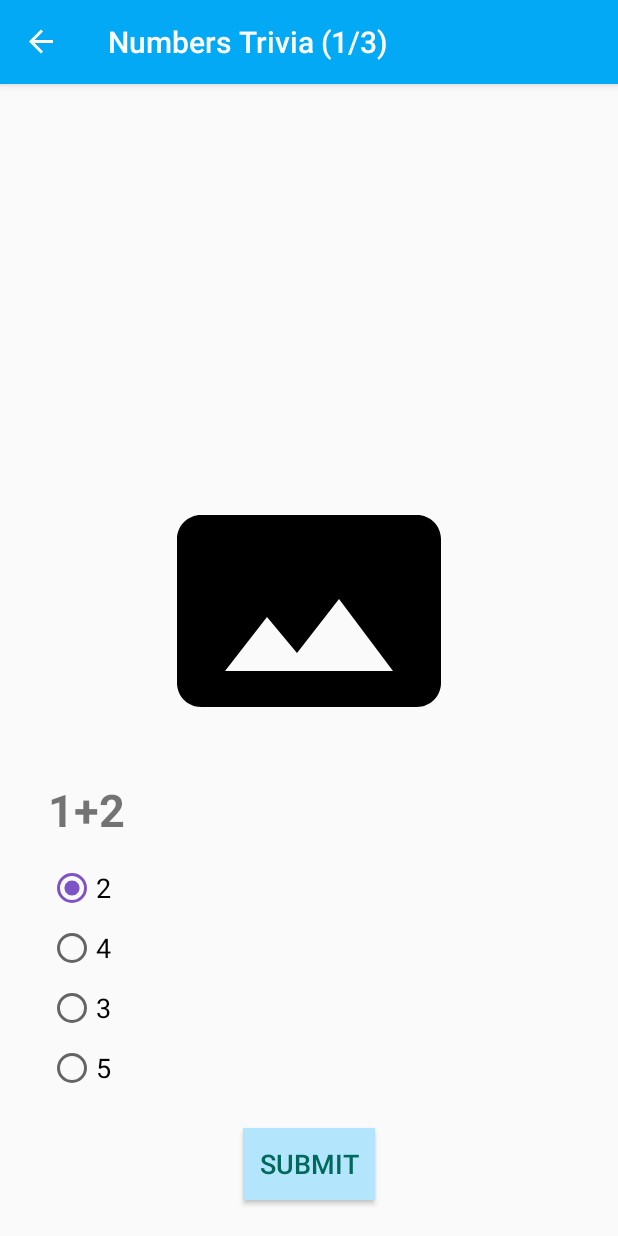
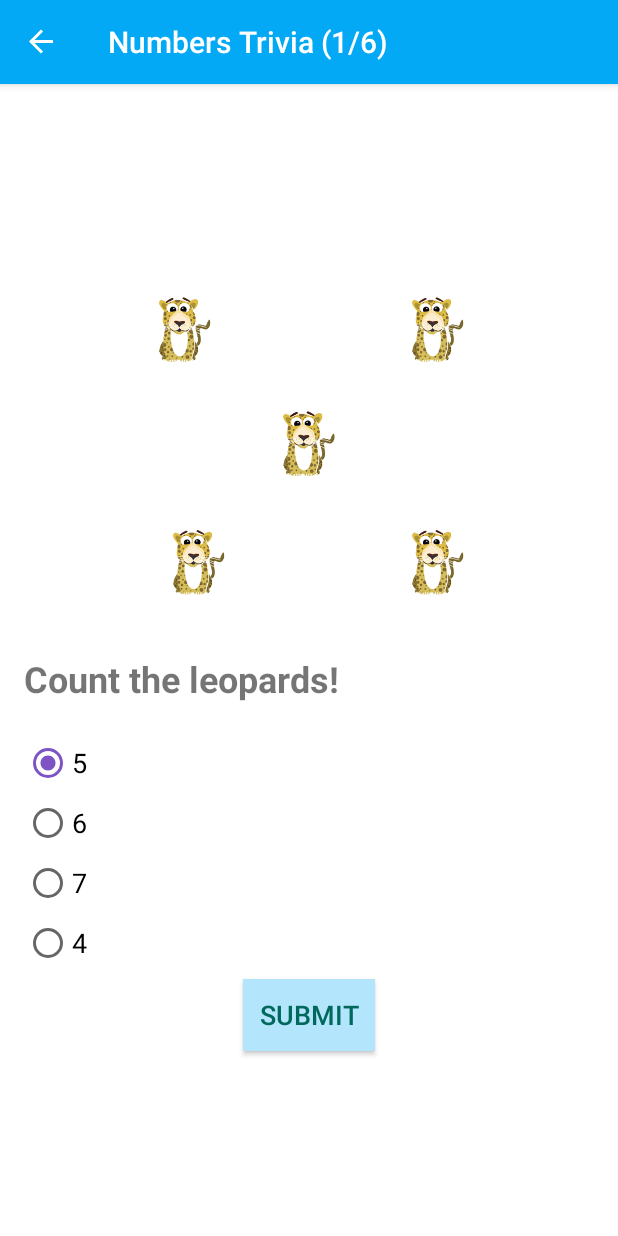
Before and after one commit to AnnaMedvedieva/numbers-trivia, an Android app: the GameFragment screen opened through its navigation route, on a phone screen of 412 x 824 dp. Run offline under Robolectric (Android 15) with nearby library versions, the phone set to English and light mode, and no system bars; our stand-ins replace data binding, navigation-ui.

Commit message:
Add pictures

```diff
--- /dev/null
+++ b/app/src/main/java/org/company/annamedvedieva/numberstrivia/DataBindingAdapters.kt
@@ -0,0 +1,10 @@
+package org.company.annamedvedieva.numberstrivia
+
+import android.widget.ImageView
+import androidx.databinding.BindingAdapter
+
+
+    @BindingAdapter("app:source")
+    fun setImageResource(imageView: ImageView, resource: Int) {
+        imageView.setImageResource(resource)
+    }
--- a/app/src/main/java/org/company/annamedvedieva/numberstrivia/GameFragment.kt
+++ b/app/src/main/java/org/company/annamedvedieva/numberstrivia/GameFragment.kt
@@ -1,7 +1,5 @@
 package org.company.annamedvedieva.numberstrivia
 
-import android.content.Context
-import android.net.Uri
 import android.os.Bundle
 import androidx.fragment.app.Fragment
 import android.view.LayoutInflater
@@ -16,6 +14,7 @@ import org.company.annamedvedieva.numberstrivia.databinding.FragmentGameBinding
 class GameFragment : Fragment() {
 
     data class Question(
+        val image: Int,
         val text: String,
         val answers: List<String>)
 
@@ -23,22 +22,25 @@ class GameFragment : Fragment() {
     // All questions must have four answers.  We'd want these to contain references to string
     // resources so we could internationalize. (or better yet, not define the questions in code...)
     private val questions: MutableList<Question> = mutableListOf(
-        Question(text = "1+1",
+        Question(image = R.drawable.number2, text = "How many lions do you see?",
             answers = listOf("2", "3", "4", "5")),
-        Question(text = "1+2",
+        Question(image = R.drawable.number3, text = "How many camels do you see?",
             answers = listOf("3", "2", "4", "5")),
-        Question(text = "2+2",
+        Question(image = R.drawable.number4, text = "How many elephants are on the picture?",
             answers = listOf("4", "3", "5", "6")),
-        Question(text = "2+3",
+        Question(image = R.drawable.number5, text = "Count the leopards!",
             answers = listOf("5", "4", "6", "7")),
-        Question(text = "3+4",
-            answers = listOf("7", "4", "6", "8"))
+        Question(image = R.drawable.number6, text = "What is the number of zebras?",
+            answers = listOf("6", "5", "7", "8")),
+        Question(image = R.drawable.number9, text = "How many hippos are on the picture?",
+        answers = listOf("9", "10", "7", "8"))
     )
 
     lateinit var currentQuestion: Question
     lateinit var answers: MutableList<String>
+    var image: Int = R.drawable.ic_panorama_black_24dp
     private var questionIndex = 0
-    private val numQuestions = Math.min((questions.size + 1) / 2, 3)
+    private val numQuestions = questions.size
 
     override fun onCreateView(inflater: LayoutInflater, container: ViewGroup?,
                               savedInstanceState: Bundle?): View? {
@@ -99,6 +101,7 @@ class GameFragment : Fragment() {
         currentQuestion = questions[questionIndex]
         // randomize the answers into a copy of the array
         answers = currentQuestion.answers.toMutableList()
+        image = currentQuestion.image
         // and shuffle them
         answers.shuffle()
         (activity as AppCompatActivity).supportActionBar?.title = getString(R.string.title_trivia_question, questionIndex + 1, numQuestions)
--- a/app/src/main/res/layout/fragment_game.xml
+++ b/app/src/main/res/layout/fragment_game.xml
@@ -4,52 +4,43 @@
     tools:context="com.example.android.navigation.GameFragment">
 
     <data>
-
         <variable
             name="game"
             type="org.company.annamedvedieva.numberstrivia.GameFragment" />
-
     </data>
-
-    <ScrollView
-        android:layout_width="match_parent"
-        android:layout_height="match_parent"
-        android:fillViewport="true">
 
     <androidx.constraintlayout.widget.ConstraintLayout
         android:id="@+id/frameLayout"
         android:layout_width="match_parent"
-            android:layout_height="wrap_content">
+        android:layout_height="match_parent"
+        android:background="#FFFFFF">
 
         <ImageView
             android:id="@+id/questionImage"
-                android:layout_width="0dp"
-                android:layout_height="@dimen/image_header_height"
-                android:layout_marginStart="@dimen/horizontal_margin"
-                android:layout_marginTop="@dimen/vertical_margin"
-                android:layout_marginEnd="@dimen/horizontal_margin"
-                android:layout_marginBottom="@dimen/vertical_margin"
-                android:scaleType="fitCenter"
+            android:layout_width="wrap_content"
+            android:layout_height="@dimen/image_height"
+
             app:layout_constraintBottom_toTopOf="@+id/questionText"
             app:layout_constraintEnd_toEndOf="parent"
             app:layout_constraintStart_toStartOf="parent"
             app:layout_constraintTop_toTopOf="parent"
             app:layout_constraintVertical_chainStyle="packed"
+            app:source="@{game.image}"
             app:srcCompat="@drawable/ic_panorama_black_24dp" />
 
         <TextView
             android:id="@+id/questionText"
             android:layout_width="0dp"
             android:layout_height="wrap_content"
-                android:layout_marginStart="@dimen/question_horizontal_margin"
-                android:layout_marginTop="@dimen/vertical_margin"
-                android:layout_marginEnd="@dimen/question_horizontal_margin"
-                android:layout_marginBottom="@dimen/vertical_margin"
+            android:layout_marginStart="16dp"
+            android:layout_marginEnd="16dp"
+            android:layout_marginBottom="8dp"
             android:fontFamily="sans-serif"
             android:text="@{game.currentQuestion.text}"
             android:textSize="@dimen/question_text_size"
             android:textStyle="bold"
             android:typeface="normal"
+            app:layout_constraintBottom_toTopOf="@+id/questionRadioGroup"
             app:layout_constraintEnd_toEndOf="parent"
             app:layout_constraintStart_toStartOf="parent"
             app:layout_constraintTop_toBottomOf="@+id/questionImage"
@@ -59,11 +50,13 @@
             android:id="@+id/questionRadioGroup"
             android:layout_width="0dp"
             android:layout_height="wrap_content"
-                android:layout_marginStart="@dimen/question_horizontal_margin"
+            android:layout_marginStart="16dp"
             android:layout_marginTop="@dimen/vertical_margin"
-                android:layout_marginEnd="@dimen/question_horizontal_margin"
+            android:layout_marginEnd="16dp"
+            android:layout_marginBottom="8dp"
             android:animateLayoutChanges="true"
             android:orientation="vertical"
+            app:layout_constraintBottom_toTopOf="@+id/submitButton"
             app:layout_constraintEnd_toEndOf="parent"
             app:layout_constraintStart_toStartOf="parent"
             app:layout_constraintTop_toBottomOf="@+id/questionText">
@@ -110,7 +103,6 @@
             android:layout_width="wrap_content"
             android:layout_height="wrap_content"
             android:layout_marginStart="@dimen/question_horizontal_margin"
-                android:layout_marginTop="24dp"
             android:layout_marginEnd="@dimen/question_horizontal_margin"
             android:layout_marginBottom="24dp"
             android:background="#B3E5FC"
@@ -122,5 +114,4 @@
             app:layout_constraintStart_toStartOf="parent"
             app:layout_constraintTop_toBottomOf="@+id/questionRadioGroup" />
     </androidx.constraintlayout.widget.ConstraintLayout>
-    </ScrollView>
 </layout>
--- a/app/src/main/res/values/dimens.xml
+++ b/app/src/main/res/values/dimens.xml
@@ -8,6 +8,6 @@
         <dimen name="question_horizontal_margin">32dp</dimen>
         <dimen name="question_vertical_margin">8dp</dimen>
         <dimen name="answer_text_size">18sp</dimen>
-        <dimen name="question_text_size">30sp</dimen>
-        <dimen name="image_header_height">192dp</dimen>
+        <dimen name="question_text_size">24sp</dimen>
+        <dimen name="image_height">280dp</dimen>
     </resources>
```
Lines whose indentation alone changed are shown as unchanged.
